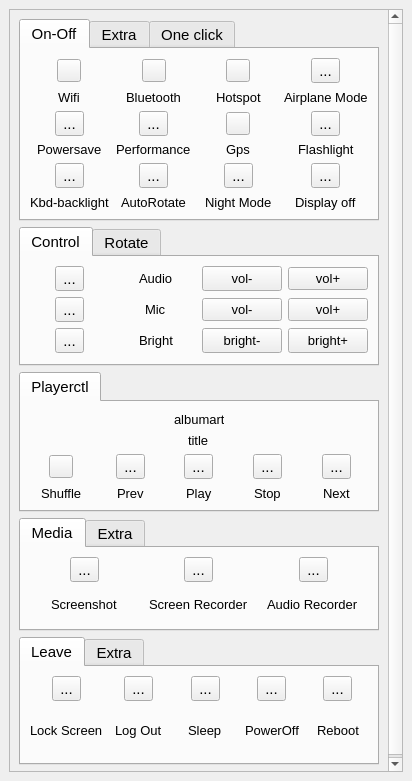
Old version of the form qwikaccess.ui in the repository bollustrado/qwikaccess.
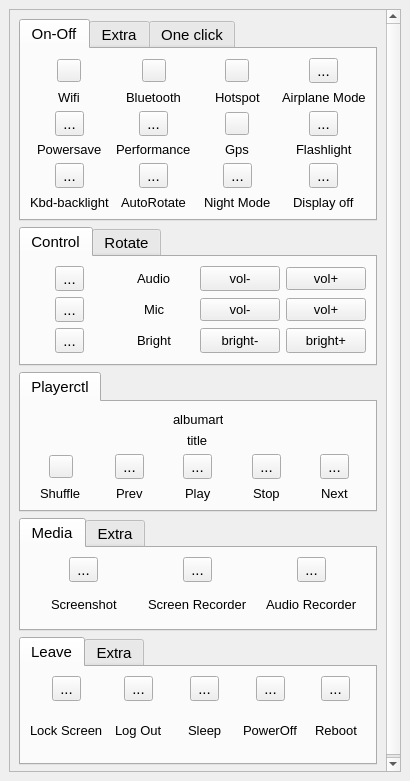
New version of the form. Icons and pictures are not drawn.

Patch:
```diff
--- a/qwikaccess.ui
+++ b/qwikaccess.ui
@@ -6,7 +6,7 @@
    <rect>
     <x>0</x>
     <y>0</y>
-    <width>412</width>
+    <width>410</width>
     <height>781</height>
    </rect>
   </property>
@@ -51,8 +51,8 @@
        <property name="geometry">
         <rect>
          <x>0</x>
-         <y>0</y>
-         <width>392</width>
+         <y>-152</y>
+         <width>390</width>
          <height>913</height>
         </rect>
        </property>
@@ -539,17 +539,11 @@
             <item row="3" column="0" colspan="5" alignment="Qt::AlignHCenter">
              <widget class="QLabel" name="title">
               <property name="sizePolicy">
-               <sizepolicy hsizetype="Minimum" vsizetype="Preferred">
+               <sizepolicy hsizetype="Preferred" vsizetype="Preferred">
                 <horstretch>0</horstretch>
                 <verstretch>0</verstretch>
                </sizepolicy>
               </property>
-              <property name="maximumSize">
-               <size>
-                <width>400</width>
-                <height>16777215</height>
-               </size>
-              </property>
               <property name="font">
                <font>
                 <pointsize>10</pointsize>
```
